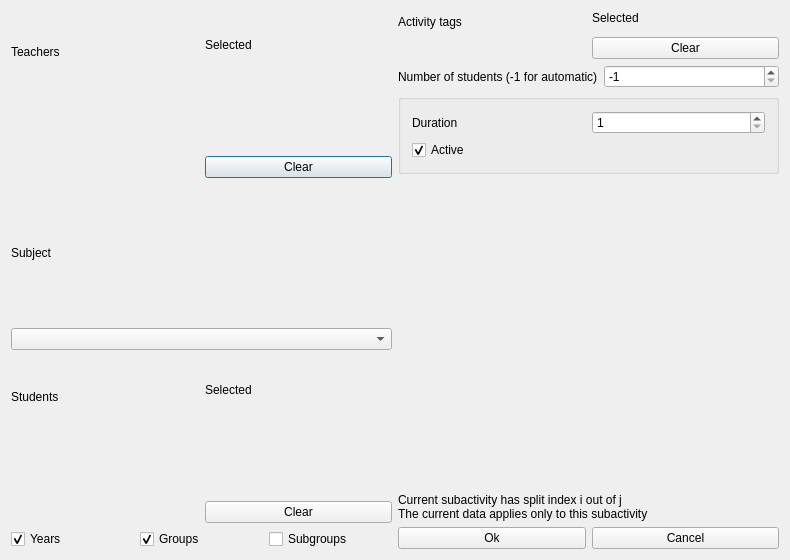
The window that src/interface/modifysubactivityform_template.ui (janLo/FET) describes before a commit, drawn with Qt 5.
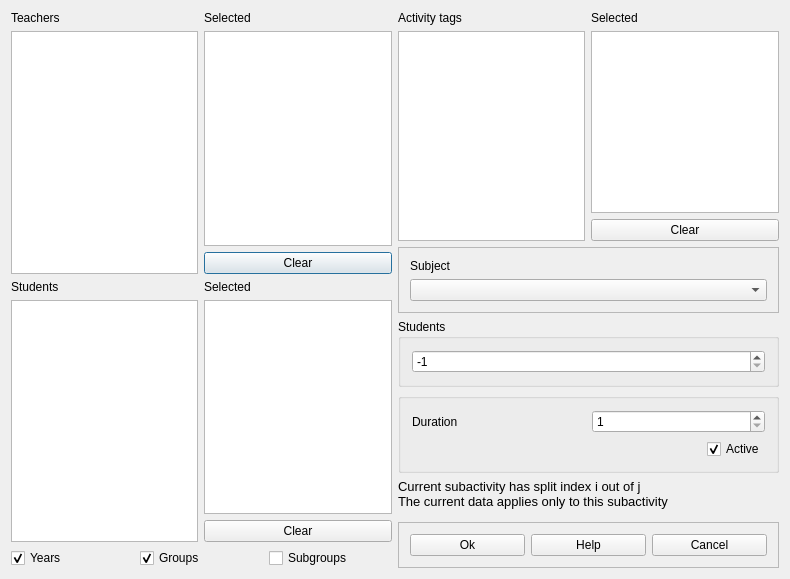
The same window after the commit. Custom widgets are drawn as their Qt base class.

```diff
--- a/src/interface/modifysubactivityform_template.ui
+++ b/src/interface/modifysubactivityform_template.ui
@@ -7,19 +7,22 @@
     <x>0</x>
     <y>0</y>
     <width>790</width>
-    <height>560</height>
+    <height>579</height>
    </rect>
   </property>
   <property name="windowTitle">
    <string extracomment="Title of dialog to modify a subactivity">Modify subactivity</string>
   </property>
-  <layout class="QGridLayout" name="gridLayout">
+  <layout class="QGridLayout" name="gridLayout_4">
+   <property name="sizeConstraint">
+    <enum>QLayout::SetMinimumSize</enum>
+   </property>
    <item row="0" column="0">
-    <layout class="QVBoxLayout">
+    <layout class="QVBoxLayout" name="verticalLayout_5">
      <item>
-      <layout class="QHBoxLayout">
+      <layout class="QHBoxLayout" name="horizontalLayout_3">
        <item>
-        <layout class="QVBoxLayout">
+        <layout class="QVBoxLayout" name="verticalLayout">
          <item>
           <widget class="QLabel" name="allTeachersTextLabel">
            <property name="text">
@@ -31,18 +34,12 @@
           </widget>
          </item>
          <item>
-          <widget class="Q3ListBox" name="allTeachersListBox">
-           <item>
-            <property name="text">
-             <string>New Item</string>
-            </property>
-           </item>
-          </widget>
+          <widget class="QListWidget" name="allTeachersListWidget"/>
          </item>
         </layout>
        </item>
        <item>
-        <layout class="QVBoxLayout">
+        <layout class="QVBoxLayout" name="verticalLayout_2">
          <item>
           <widget class="QLabel" name="selectedTeachersTextLabel">
            <property name="text">
@@ -54,16 +51,8 @@
           </widget>
          </item>
          <item>
-          <widget class="Q3ListBox" name="selectedTeachersListBox">
-           <item>
-            <property name="text">
-             <string>New Item</string>
-            </property>
-           </item>
-          </widget>
-         </item>
-         <item>
-          <layout class="QVBoxLayout">
+          <widget class="QListWidget" name="selectedTeachersListWidget"/>
+         </item>
            <item>
             <widget class="QPushButton" name="clearTeacherPushButton">
              <property name="text">
@@ -75,42 +64,10 @@
          </item>
         </layout>
        </item>
-      </layout>
-     </item>
      <item>
-      <layout class="QVBoxLayout">
+      <layout class="QHBoxLayout" name="horizontalLayout_2">
        <item>
-        <widget class="QLabel" name="subjectsTextLabel">
-         <property name="text">
-          <string>Subject</string>
-         </property>
-         <property name="wordWrap">
-          <bool>false</bool>
-         </property>
-        </widget>
-       </item>
-       <item>
-        <widget class="QComboBox" name="subjectsComboBox">
-         <property name="editable">
-          <bool>false</bool>
-         </property>
-         <property name="insertPolicy">
-          <enum>QComboBox::NoInsert</enum>
-         </property>
-         <property name="autoCompletion">
-          <bool>false</bool>
-         </property>
-         <property name="duplicatesEnabled">
-          <bool>false</bool>
-         </property>
-        </widget>
-       </item>
-      </layout>
-     </item>
-     <item>
-      <layout class="QHBoxLayout">
-       <item>
-        <layout class="QVBoxLayout">
+        <layout class="QVBoxLayout" name="verticalLayout_3">
          <item>
           <widget class="QLabel" name="allStudentsTextLabel">
            <property name="text">
@@ -122,18 +79,12 @@
           </widget>
          </item>
          <item>
-          <widget class="Q3ListBox" name="allStudentsListBox">
-           <item>
-            <property name="text">
-             <string>New Item</string>
-            </property>
-           </item>
-          </widget>
+          <widget class="QListWidget" name="allStudentsListWidget"/>
          </item>
         </layout>
        </item>
        <item>
-        <layout class="QVBoxLayout">
+        <layout class="QVBoxLayout" name="verticalLayout_4">
          <item>
           <widget class="QLabel" name="selectedStudentsTextLabel">
            <property name="text">
@@ -145,16 +96,8 @@
           </widget>
          </item>
          <item>
-          <widget class="Q3ListBox" name="selectedStudentsListBox">
-           <item>
-            <property name="text">
-             <string>New Item</string>
-            </property>
-           </item>
-          </widget>
-         </item>
-         <item>
-          <layout class="QVBoxLayout">
+          <widget class="QListWidget" name="selectedStudentsListWidget"/>
+         </item>
            <item>
             <widget class="QPushButton" name="clearStudentsPushButton">
              <property name="text">
@@ -166,10 +109,8 @@
          </item>
         </layout>
        </item>
-      </layout>
-     </item>
      <item>
-      <layout class="QHBoxLayout">
+      <layout class="QHBoxLayout" name="horizontalLayout">
        <item>
         <widget class="QCheckBox" name="showYearsCheckBox">
          <property name="text">
@@ -202,11 +143,14 @@
     </layout>
    </item>
    <item row="0" column="1">
-    <layout class="QVBoxLayout" name="verticalLayout_4">
+    <layout class="QVBoxLayout" name="verticalLayout_8">
+     <property name="sizeConstraint">
+      <enum>QLayout::SetMinimumSize</enum>
+     </property>
      <item>
-      <layout class="QHBoxLayout" name="horizontalLayout">
+      <layout class="QHBoxLayout" name="horizontalLayout_4">
        <item>
-        <layout class="QVBoxLayout" name="verticalLayout">
+        <layout class="QVBoxLayout" name="verticalLayout_7">
          <item>
           <widget class="QLabel" name="allActivityTagsTextLabel">
            <property name="text">
@@ -218,20 +162,12 @@
           </widget>
          </item>
          <item>
-          <widget class="Q3ListBox" name="allActivityTagsListBox">
-           <item>
-            <property name="text">
-             <string>New Item</string>
-            </property>
-           </item>
-          </widget>
+          <widget class="QListWidget" name="allActivityTagsListWidget"/>
          </item>
         </layout>
        </item>
        <item>
-        <layout class="QVBoxLayout" name="verticalLayout_3">
-         <item>
-          <layout class="QVBoxLayout" name="verticalLayout_2">
+        <layout class="QVBoxLayout" name="verticalLayout_6">
            <item>
             <widget class="QLabel" name="selectedActivityTagsTextLabel">
              <property name="text">
@@ -243,15 +179,7 @@
             </widget>
            </item>
            <item>
-            <widget class="Q3ListBox" name="selectedActivityTagsListBox">
-             <item>
-              <property name="text">
-               <string>New Item</string>
-              </property>
-             </item>
-            </widget>
-           </item>
-          </layout>
+          <widget class="QListWidget" name="selectedActivityTagsListWidget"/>
          </item>
          <item>
           <widget class="QPushButton" name="clearActivityTagPushButton">
@@ -265,18 +193,50 @@
       </layout>
      </item>
      <item>
-      <layout class="QHBoxLayout">
-       <item>
-        <widget class="QLabel" name="textLabel2">
+      <widget class="QFrame" name="frame">
+       <property name="frameShape">
+        <enum>QFrame::StyledPanel</enum>
+       </property>
+       <property name="frameShadow">
+        <enum>QFrame::Raised</enum>
+       </property>
+       <layout class="QGridLayout" name="gridLayout">
+        <item row="0" column="0">
+         <widget class="QLabel" name="subjectsTextLabel">
          <property name="text">
-          <string>Number of students (-1 for automatic)</string>
+           <string>Subject</string>
          </property>
          <property name="wordWrap">
           <bool>false</bool>
          </property>
         </widget>
        </item>
+        <item row="1" column="0">
+         <widget class="QComboBox" name="subjectsComboBox">
+          <property name="editable">
+           <bool>false</bool>
+          </property>
+          <property name="insertPolicy">
+           <enum>QComboBox::NoInsert</enum>
+          </property>
+          <property name="autoCompletion">
+           <bool>false</bool>
+          </property>
+          <property name="duplicatesEnabled">
+           <bool>false</bool>
+          </property>
+         </widget>
+        </item>
+       </layout>
+      </widget>
+     </item>
        <item>
+      <widget class="QGroupBox" name="groupBox">
+       <property name="title">
+        <string comment="This refers to the number of students, but I want to keep string short">Students</string>
+       </property>
+       <layout class="QGridLayout" name="gridLayout_2">
+        <item row="0" column="0">
         <widget class="QSpinBox" name="nStudentsSpinBox">
          <property name="enabled">
           <bool>true</bool>
@@ -293,15 +253,16 @@
         </widget>
        </item>
       </layout>
+      </widget>
      </item>
      <item>
-      <widget class="Q3GroupBox" name="durationActiveGroupBox">
+      <widget class="QGroupBox" name="groupBox_2">
        <property name="title">
         <string/>
        </property>
-       <layout class="QGridLayout">
+       <layout class="QGridLayout" name="gridLayout_3">
         <item row="0" column="0">
-         <layout class="QHBoxLayout">
+         <layout class="QHBoxLayout" name="horizontalLayout_6">
           <item>
            <widget class="QLabel" name="durationTextLabel">
             <property name="enabled">
@@ -328,6 +289,21 @@
          </layout>
         </item>
         <item row="1" column="0">
+         <layout class="QHBoxLayout" name="horizontalLayout_7">
+          <item>
+           <spacer name="horizontalSpacer">
+            <property name="orientation">
+             <enum>Qt::Horizontal</enum>
+            </property>
+            <property name="sizeHint" stdset="0">
+             <size>
+              <width>40</width>
+              <height>20</height>
+             </size>
+            </property>
+           </spacer>
+          </item>
+          <item>
          <widget class="QCheckBox" name="activeCheckBox">
           <property name="enabled">
            <bool>true</bool>
@@ -341,23 +317,9 @@
          </widget>
         </item>
        </layout>
-      </widget>
-     </item>
-     <item>
-      <spacer name="spacer1">
-       <property name="orientation">
-        <enum>Qt::Vertical</enum>
-       </property>
-       <property name="sizeType">
-        <enum>QSizePolicy::Expanding</enum>
-       </property>
-       <property name="sizeHint" stdset="0">
-        <size>
-         <width>20</width>
-         <height>100</height>
-        </size>
-       </property>
-      </spacer>
+        </item>
+       </layout>
+      </widget>
      </item>
      <item>
       <widget class="QLabel" name="crtTextLabel">
@@ -368,8 +330,14 @@
         </sizepolicy>
        </property>
        <property name="text">
-        <string>Current subactivity has split index i out of j
-The current data applies only to this subactivity</string>
+        <string notr="true">&lt;!DOCTYPE HTML PUBLIC &quot;-//W3C//DTD HTML 4.0//EN&quot; &quot;http://www.w3.org/TR/REC-html40/strict.dtd&quot;&gt;
+&lt;html&gt;&lt;head&gt;&lt;meta name=&quot;qrichtext&quot; content=&quot;1&quot; /&gt;&lt;style type=&quot;text/css&quot;&gt;
+p, li { white-space: pre-wrap; }
+&lt;/style&gt;&lt;/head&gt;&lt;body style=&quot; font-family:'Sans'; font-size:10pt; font-weight:400; font-style:normal;&quot;&gt;
+&lt;p style=&quot; margin-top:0px; margin-bottom:0px; margin-left:0px; margin-right:0px; -qt-block-indent:0; text-indent:0px;&quot;&gt;Current subactivity has split index i out of j&lt;br /&gt;The current data applies only to this subactivity&lt;/p&gt;&lt;/body&gt;&lt;/html&gt;</string>
+       </property>
+       <property name="textFormat">
+        <enum>Qt::RichText</enum>
        </property>
        <property name="wordWrap">
         <bool>true</bool>
@@ -377,7 +345,27 @@
       </widget>
      </item>
      <item>
-      <layout class="QHBoxLayout">
+      <spacer name="verticalSpacer">
+       <property name="orientation">
+        <enum>Qt::Vertical</enum>
+       </property>
+       <property name="sizeHint" stdset="0">
+        <size>
+         <width>20</width>
+         <height>17</height>
+        </size>
+       </property>
+      </spacer>
+     </item>
+     <item>
+      <widget class="QFrame" name="frame_2">
+       <property name="frameShape">
+        <enum>QFrame::StyledPanel</enum>
+       </property>
+       <property name="frameShadow">
+        <enum>QFrame::Raised</enum>
+       </property>
+       <layout class="QHBoxLayout" name="horizontalLayout_5">
        <item>
         <widget class="QPushButton" name="okPushButton">
          <property name="text">
@@ -385,6 +373,13 @@
          </property>
         </widget>
        </item>
+        <item>
+         <widget class="QPushButton" name="helpPushButton">
+          <property name="text">
+           <string>Help</string>
+          </property>
+         </widget>
+        </item>
        <item>
         <widget class="QPushButton" name="cancelPushButton">
          <property name="text">
@@ -393,51 +388,13 @@
         </widget>
        </item>
       </layout>
+      </widget>
      </item>
     </layout>
    </item>
   </layout>
  </widget>
  <layoutdefault spacing="6" margin="11"/>
- <customwidgets>
-  <customwidget>
-   <class>Q3GroupBox</class>
-   <extends>QGroupBox</extends>
-   <header>Qt3Support/Q3GroupBox</header>
-   <container>1</container>
-  </customwidget>
-  <customwidget>
-   <class>Q3Frame</class>
-   <extends>QFrame</extends>
-   <header>Qt3Support/Q3Frame</header>
-   <container>1</container>
-  </customwidget>
-  <customwidget>
-   <class>Q3ListBox</class>
-   <extends>Q3Frame</extends>
-   <header>q3listbox.h</header>
-  </customwidget>
- </customwidgets>
- <tabstops>
-  <tabstop>allTeachersListBox</tabstop>
-  <tabstop>selectedTeachersListBox</tabstop>
-  <tabstop>clearTeacherPushButton</tabstop>
-  <tabstop>subjectsComboBox</tabstop>
-  <tabstop>allStudentsListBox</tabstop>
-  <tabstop>selectedStudentsListBox</tabstop>
-  <tabstop>clearStudentsPushButton</tabstop>
-  <tabstop>showYearsCheckBox</tabstop>
-  <tabstop>showGroupsCheckBox</tabstop>
-  <tabstop>showSubgroupsCheckBox</tabstop>
-  <tabstop>allActivityTagsListBox</tabstop>
-  <tabstop>selectedActivityTagsListBox</tabstop>
-  <tabstop>clearActivityTagPushButton</tabstop>
-  <tabstop>nStudentsSpinBox</tabstop>
-  <tabstop>durationSpinBox</tabstop>
-  <tabstop>activeCheckBox</tabstop>
-  <tabstop>okPushButton</tabstop>
-  <tabstop>cancelPushButton</tabstop>
- </tabstops>
  <resources/>
  <connections/>
 </ui>
```
Left out of the diff: 2 changed lines with no effect on the pictures. Lines whose indentation alone changed are shown as unchanged.
